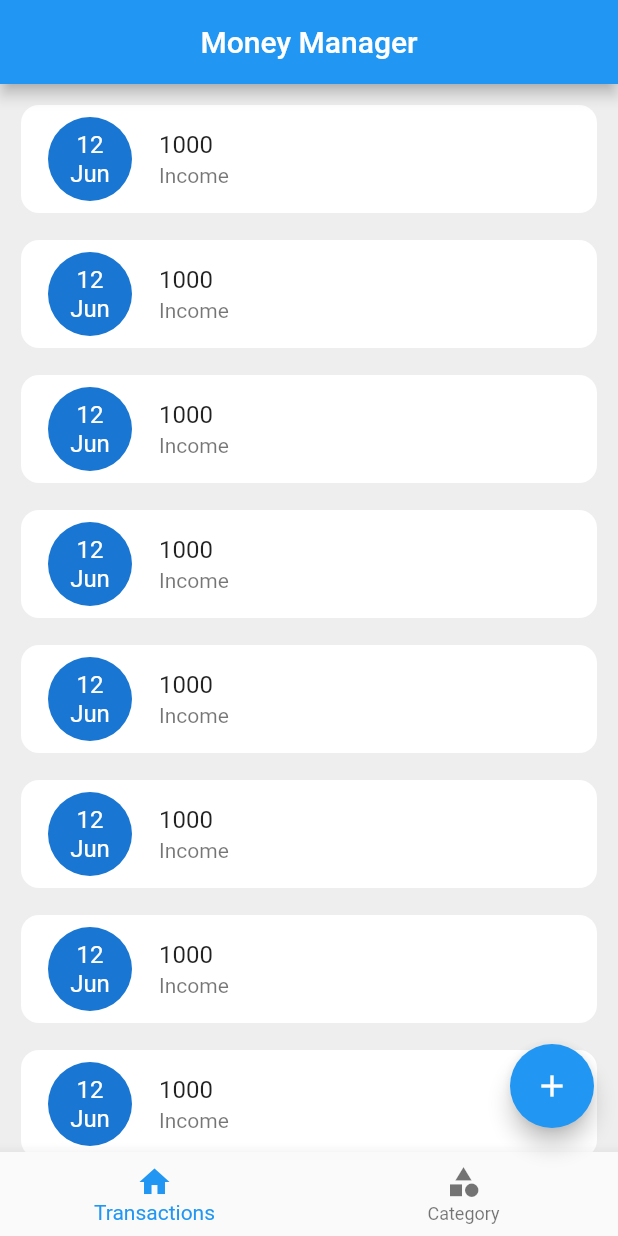
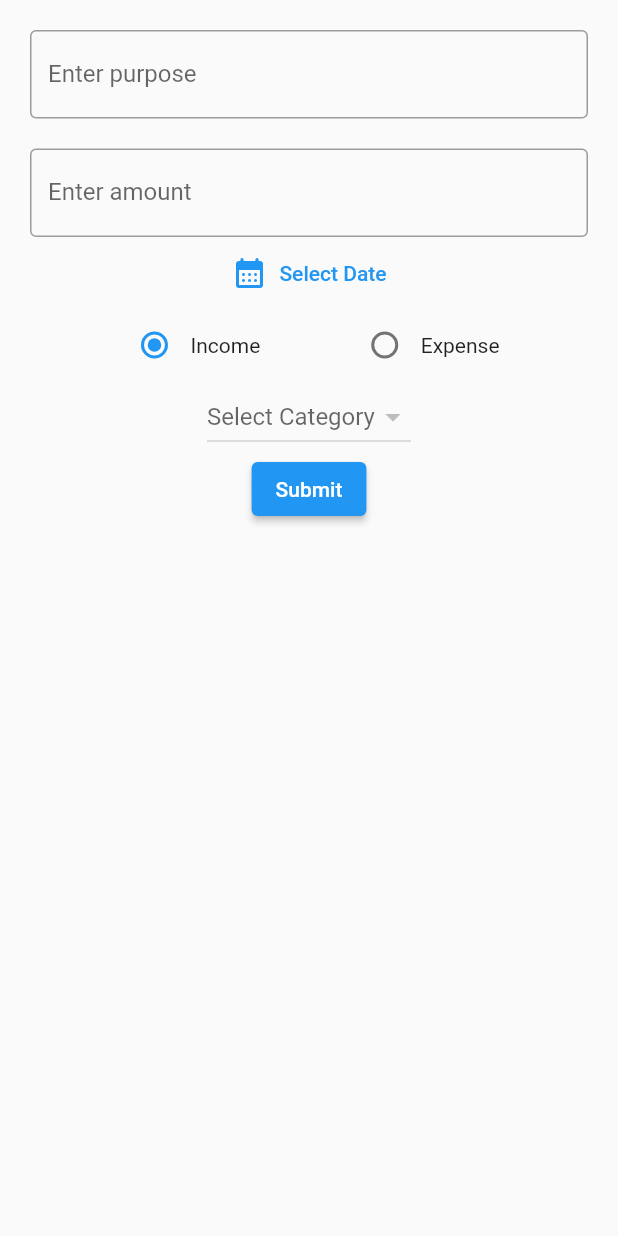
Before and after one commit to adithyanashok/money-managent-app, a Flutter app: the screen it shows after launch, after a tap on the "add" icon, on a phone screen of 412 x 824 dp. Run offline on Flutter 3.47's test engine with Material 2 defaults, Android fonts, the phone set to English and light mode, and no system bars; our stand-ins replace hive_flutter; accounts and stored records are empty.

Commit message:
transaction page completed

```diff
--- /dev/null
+++ b/lib/db/transactions/transaction_db.dart
@@ -0,0 +1,46 @@
+import 'package:flutter/material.dart';
+import 'package:hive_flutter/adapters.dart';
+import 'package:money_management_app/models/transaction/transaction_model.dart';
+import 'package:flutter/foundation.dart';
+
+const TRANSACTION_DB_NAME = 'transaction-db';
+
+abstract class TransactionDbFunctions {
+  Future<List<TransactionModel>> getTransaction();
+  Future<void> addTransaction(TransactionModel transactionModel);
+}
+
+class TransactionDB implements TransactionDbFunctions {
+  TransactionDB._internal();
+
+  static TransactionDB instance = TransactionDB._internal();
+
+  factory TransactionDB() {
+    return instance;
+  }
+
+  ValueNotifier<List<TransactionModel>> transactionListNotifier =
+      ValueNotifier([]);
+
+  @override
+  Future<void> addTransaction(TransactionModel value) async {
+    final _db = await Hive.openBox<TransactionModel>(TRANSACTION_DB_NAME);
+
+    await _db.put(value.id, value);
+  }
+
+  Future<void> refresh() async {
+    final _list = await getTransaction();
+    _list.sort((first, second) => second.date.compareTo(first.date));
+    transactionListNotifier.value.clear();
+    transactionListNotifier.value.addAll(_list);
+    transactionListNotifier.notifyListeners();
+  }
+
+  @override
+  Future<List<TransactionModel>> getTransaction() async {
+    final _transactionDb =
+        await Hive.openBox<TransactionModel>(TRANSACTION_DB_NAME);
+    return _transactionDb.values.toList();
+  }
+}
--- a/lib/main.dart
+++ b/lib/main.dart
@@ -2,20 +2,26 @@ import 'package:flutter/material.dart';
 import 'package:hive_flutter/adapters.dart';
 import 'package:money_management_app/db/category/category_db.dart';
 import 'package:money_management_app/models/category/category_model.dart';
+import 'package:money_management_app/models/transaction/transaction_model.dart';
+import 'package:money_management_app/screens/transactions/add_transaction_screen.dart';
 import 'package:money_management_app/screens/home/home_screen.dart';
 
 Future<void> main() async{
   WidgetsFlutterBinding.ensureInitialized();
-  Hive.initFlutter();
+  await Hive.initFlutter();
+  if(!Hive.isAdapterRegistered(TransactionModelAdapter().typeId)){
+    Hive.registerAdapter(TransactionModelAdapter());
+  }
   if(!Hive.isAdapterRegistered(CategoryTypeAdapter().typeId)){
     Hive.registerAdapter(CategoryTypeAdapter());
   }
   if(!Hive.isAdapterRegistered(CategoryModelAdapter().typeId)){
     Hive.registerAdapter(CategoryModelAdapter());
   }
-  final obj1 = CategoryDB();
-  final obj2 = CategoryDB();
-  print(obj1 == obj2);
+  if(!Hive.isAdapterRegistered(TransactionModelAdapter().typeId)){
+    Hive.registerAdapter(TransactionModelAdapter());
+  }
+
   runApp(const MyApp());
 }
 
@@ -30,7 +36,10 @@ class MyApp extends StatelessWidget {
       theme: ThemeData(
         primarySwatch: Colors.blue
       ),
-      home: HomeScreen(),
+      home: const HomeScreen(),
+      routes: {
+        AddTransactionScreen.routename: (ctx) => const AddTransactionScreen()
+      }
     );
   }
 }
--- /dev/null
+++ b/lib/models/transaction/transaction_model.dart
@@ -0,0 +1,33 @@
+import 'package:hive_flutter/adapters.dart';
+import 'package:money_management_app/models/category/category_model.dart';
+part 'transaction_model.g.dart';
+@HiveType(typeId: 3)
+class TransactionModel{
+  @HiveField(0)
+  final String purpose;
+
+  @HiveField(1)
+  final double amount;
+
+  @HiveField(2)
+  final DateTime date;
+
+  @HiveField(3)
+  final CategoryType type;
+
+  @HiveField(4)
+  final CategoryModel category;
+
+  @HiveField(5)
+  String? id;
+
+  TransactionModel({
+    required this.purpose,
+    required this.amount,
+    required this.date,
+    required this.type,
+    required this.category
+  }){
+    id = DateTime.now().millisecondsSinceEpoch.toString();
+  }
+}
--- a/lib/screens/home/home_screen.dart
+++ b/lib/screens/home/home_screen.dart
@@ -3,6 +3,7 @@ import 'package:money_management_app/db/category/category_db.dart';
 import 'package:money_management_app/models/category/category_model.dart';
 import 'package:money_management_app/screens/category/category_add_popup.dart';
 import 'package:money_management_app/screens/category/category_screen.dart';
+import 'package:money_management_app/screens/transactions/add_transaction_screen.dart';
 import 'package:money_management_app/screens/transactions/transaction_screen.dart';
 import 'package:money_management_app/screens/widgets/bottom_navbar.dart';
 
@@ -30,6 +31,7 @@ class HomeScreen extends StatelessWidget {
         onPressed: () {
           if (selectedIndex.value == 0) {
             print("Transactions Floating....");
+            Navigator.of(context).pushNamed(AddTransactionScreen.routename);
           } else {
             print("Category Floating...");
             showAddCategoryPopup(context);
--- /dev/null
+++ b/lib/screens/transactions/add_transaction_screen.dart
@@ -0,0 +1,180 @@
+import 'package:flutter/material.dart';
+import 'package:money_management_app/db/category/category_db.dart';
+import 'package:money_management_app/db/transactions/transaction_db.dart';
+import 'package:money_management_app/models/category/category_model.dart';
+import 'package:money_management_app/models/transaction/transaction_model.dart';
+
+class AddTransactionScreen extends StatefulWidget {
+  const AddTransactionScreen({super.key});
+  static const routename = 'add-transaction';
+
+  @override
+  State<AddTransactionScreen> createState() => _AddTransactionScreenState();
+}
+
+class _AddTransactionScreenState extends State<AddTransactionScreen> {
+  DateTime? _selectedDateTme;
+  CategoryType? _selectedCategoryType;
+  CategoryModel? _selectedCategoryModel;
+
+  String? _categoryID;
+
+  final _purposeEditingController = TextEditingController();
+  final _amountEditingController = TextEditingController();
+  @override
+  void initState() {
+    _selectedCategoryType = CategoryType.income;
+    super.initState();
+  }
+
+  @override
+  Widget build(BuildContext context) {
+    return Scaffold(
+        body: SafeArea(
+      child: Padding(
+        padding: const EdgeInsets.all(20.0),
+        child: Column(
+          children: [
+            // purpose
+            TextFormField(
+              controller: _purposeEditingController,
+              decoration: const InputDecoration(
+                  border: OutlineInputBorder(), label: Text("Enter purpose")),
+            ),
+            const SizedBox(
+              height: 20,
+            ),
+            // amount
+            TextFormField(
+              controller: _amountEditingController,
+              keyboardType: TextInputType.number,
+              decoration: const InputDecoration(
+                  border: OutlineInputBorder(), label: Text("Enter amount")),
+            ),
+            // date button
+
+            TextButton.icon(
+                onPressed: () async {
+                  final _date = await showDatePicker(
+                      context: context,
+                      initialDate: DateTime.now(),
+                      firstDate:
+                          DateTime.now().subtract(const Duration(days: 30)),
+                      lastDate: DateTime.now());
+                  if (_date == null) {
+                    return;
+                  }
+                  print(_date);
+                  setState(() {
+                    _selectedDateTme = _date;
+                  });
+                },
+                icon: const Icon(Icons.calendar_month_rounded),
+                label: Text(_selectedDateTme == null
+                    ? "Select Date"
+                    : _selectedDateTme.toString())),
+            // Radio button
+            Row(
+              mainAxisAlignment: MainAxisAlignment.spaceEvenly,
+              children: [
+                Row(
+                  children: [
+                    Radio(
+                        value: CategoryType.income,
+                        groupValue: _selectedCategoryType,
+                        onChanged: (newValue) {
+                          setState(() {
+                            _categoryID = null;
+                            _selectedCategoryType = CategoryType.income;
+                          });
+                        }),
+                    const Text("Income")
+                  ],
+                ),
+                Row(
+                  children: [
+                    Radio(
+                        value: CategoryType.expense,
+                        groupValue: _selectedCategoryType,
+                        onChanged: (newValue) {
+                          print(newValue);
+                          setState(() {
+                            _selectedCategoryType = CategoryType.expense;
+                            _categoryID = null;
+                          });
+                        }),
+                    const Text("Expense")
+                  ],
+                )
+              ],
+            ),
+            // category type
+            DropdownButton<String>(
+                hint: const Text("Select Category"),
+                value: _categoryID,
+                items: (_selectedCategoryType == CategoryType.income
+                        ? CategoryDB.instance.incomeNotifierListener
+                        : CategoryDB.instance.expenseNotifierListener)
+                    .value
+                    .map((e) {
+                  return DropdownMenuItem(
+                    value: e.id,
+                    child: Text(e.name),
+                    onTap: () {
+                      _selectedCategoryModel = e;
+                    },
+                  );
+                }).toList(),
+                onChanged: (newValue) {
+                  setState(() {
+                    _categoryID = newValue;
+                  });
+                }),
+            ElevatedButton(onPressed: () {
+              addTransaction();
+            }, child: const Text("Submit"))
+          ],
+        ),
+      ),
+    ));
+  }
+
+  Future<void> addTransaction() async {
+    final _purposeText = _purposeEditingController.text;
+    final _amountText = _amountEditingController.text;
+    if (_purposeText.isEmpty) {
+      return;
+    }
+    if (_amountText.isEmpty) {
+      return;
+    }
+    if (_categoryID == null) {
+      return;
+    }
+    if (_selectedDateTme == null) {
+      return;
+    }
+    if(_selectedCategoryType == null){
+      return;
+    }
+    if(_selectedCategoryModel == null){
+      return;
+    }
+    final _parsedAmount = double.tryParse(_amountText);
+    if (_parsedAmount == null) {
+      return;
+    }
+    final _transaction = TransactionModel(
+        purpose: _purposeText,
+        amount: _parsedAmount,
+        date: _selectedDateTme!,
+        type: _selectedCategoryType!,
+        category: _selectedCategoryModel!
+    );
+    print(_transaction);
+
+    await TransactionDB.instance.addTransaction(_transaction);
+    Navigator.of(context).pop();
+    TransactionDB.instance.refresh();
+  }
+}
--- a/lib/screens/transactions/transaction_screen.dart
+++ b/lib/screens/transactions/transaction_screen.dart
@@ -1,36 +1,59 @@
 import 'package:flutter/material.dart';
+import 'package:intl/intl.dart';
+import 'package:money_management_app/db/category/category_db.dart';
+import 'package:money_management_app/db/transactions/transaction_db.dart';
+import 'package:money_management_app/models/category/category_model.dart';
+import 'package:money_management_app/models/transaction/transaction_model.dart';
 
 class TransactionScreen extends StatelessWidget {
   const TransactionScreen({super.key});
 
   @override
   Widget build(BuildContext context) {
+    TransactionDB.instance.refresh();
+    CategoryDB.instance.refreshUI();
+    return ValueListenableBuilder(
+      valueListenable: TransactionDB.instance.transactionListNotifier,
+      builder:
+          (BuildContext context, List<TransactionModel> newList, Widget? _) {
         return ListView.separated(
             padding: const EdgeInsets.all(10),
             itemBuilder: (context, index) {
+              final _values = newList[index];
               return Card(
                 elevation: 0,
                 shape: RoundedRectangleBorder(
                   borderRadius: BorderRadius.circular(12),
                 ),
-            child: const ListTile(
+                child: ListTile(
                   leading: CircleAvatar(
                     radius: 30,
+                    backgroundColor: _values.type == CategoryType.income
+                        ? Colors.green
+                        : Colors.red,
                     child: Text(
-                  "12\nJun",
+                      parseDate(_values.date),
                       textAlign: TextAlign.center,
                     ),
                   ),
-              title: Text("1000"),
-              subtitle: Text("Income"),
+                  title: Text("Rs ${_values.amount}"),
+                  subtitle: Text(_values.category.name),
+                  trailing: Text(_values.purpose),
                 ),
               );
             },
             separatorBuilder: (context, index) {
-          return const SizedBox(
-            height: 10,
+              return SizedBox(height: 10);
+            },
+            itemCount: newList.length);
+      },
     );
-        },
-        itemCount: 10);
+  }
+
+  String parseDate(DateTime date) {
+    final _date = DateFormat.MMMd().format(date);
+    final _splitedDate = _date.split(' ');
+    return '${_splitedDate.last}\n${_splitedDate.first}';
+
   }
 }
--- a/pubspec.yaml
+++ b/pubspec.yaml
@@ -33,6 +33,7 @@ dependencies:
     sdk: flutter
   hive: ^2.2.3
   hive_flutter: ^1.1.0
+  intl: ^0.18.1
 
 dev_dependencies:
   build_runner: ^2.4.5
```
Also changed, not shown: lib/screens/category/category_screen.dart (+6 -9 lines), lib/models/transaction/transaction_model.g.dart (added), pubspec.lock. Lines whose indentation alone changed are shown as unchanged.
